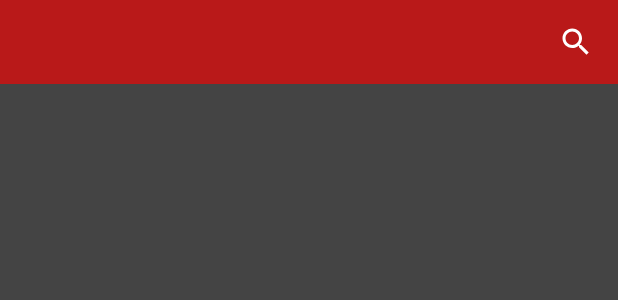
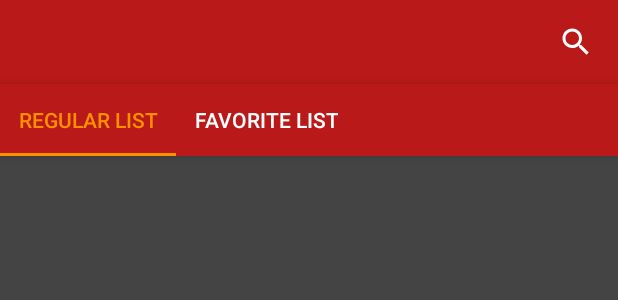
Before and after one commit to fabio91oliveira/MarvelApp, an Android app: the layout activity_characters_list.xml on its own in the app's theme, with its tools: preview values and no code run, on a phone screen of 412 x 824 dp. Shown: the top 300 px of the screen. Run offline under Robolectric (Android 15) with nearby library versions, the phone set to English and light mode, and no system bars.

```diff
--- a/app/src/main/res/layout/activity_characters_list.xml
+++ b/app/src/main/res/layout/activity_characters_list.xml
@@ -16,11 +16,44 @@
             app:layout_constraintEnd_toEndOf="parent"
             app:layout_constraintTop_toTopOf="parent"/>
 
+    <com.google.android.material.appbar.AppBarLayout
+            android:id="@+id/appBarLayout"
+            android:layout_width="match_parent"
+            android:layout_height="wrap_content"
+            android:background="@color/colorPrimary"
+            android:fitsSystemWindows="true"
+            app:layout_constraintTop_toBottomOf="@+id/searchViewToolbar">
+
+        <com.google.android.material.tabs.TabLayout
+                android:id="@+id/tabLayout"
+                android:layout_width="match_parent"
+                android:layout_height="wrap_content"
+                android:elevation="0dp"
+                app:tabGravity="fill"
+                app:tabMode="scrollable"
+                app:tabSelectedTextColor="@color/colorAccent"
+                app:tabTextColor="@color/colorWhite">
+
+            <com.google.android.material.tabs.TabItem
+                    android:layout_width="match_parent"
+                    android:layout_height="wrap_content"
+                    android:text="@string/characters_list_regular_list"/>
+
+            <com.google.android.material.tabs.TabItem
+                    android:layout_width="match_parent"
+                    android:layout_height="wrap_content"
+                    android:text="@string/characters_list_favorite_list"/>
+
+        </com.google.android.material.tabs.TabLayout>
+
+
+    </com.google.android.material.appbar.AppBarLayout>
+
     <androidx.recyclerview.widget.RecyclerView
             android:id="@+id/rvCharactersList"
             android:layout_width="match_parent"
             android:layout_height="0dp"
-            app:layout_constraintTop_toBottomOf="@+id/searchViewToolbar"
+            app:layout_constraintTop_toBottomOf="@+id/appBarLayout"
             app:layout_constraintBottom_toBottomOf="parent"
             android:divider="@android:color/transparent"
             tools:listitem="@layout/item_character"
--- a/app/src/main/res/layout/custom_search_view_toolbar.xml
+++ b/app/src/main/res/layout/custom_search_view_toolbar.xml
@@ -38,6 +38,17 @@
                 app:layout_constraintStart_toStartOf="parent"
                 android:background="?attr/homeAsUpIndicator"/>
 
+        <ProgressBar
+                android:id="@+id/searchProgressBar"
+                style="?android:attr/progressBarStyleLarge"
+                android:layout_width="@dimen/margin_twenty_four"
+                android:layout_height="@dimen/margin_twenty_four"
+                android:layout_marginRight="@dimen/margin_sixteen"
+                android:layout_marginEnd="@dimen/margin_sixteen"
+                app:layout_constraintEnd_toEndOf="parent"
+                app:layout_constraintTop_toTopOf="parent"
+                app:layout_constraintBottom_toBottomOf="parent"/>
+
         <androidx.appcompat.widget.AppCompatEditText
                 android:id="@+id/searchEditText"
                 android:layout_width="0dp"
--- a/app/src/main/res/values/strings.xml
+++ b/app/src/main/res/values/strings.xml
@@ -17,4 +17,7 @@
     <string name="characters_list_name_no_results">No Results were found.</string>
 
     <string name="character_details_comics_title">Comics</string>
+
+    <string name="characters_list_regular_list">Regular List</string>
+    <string name="characters_list_favorite_list">Favorite List</string>
 </resources>
```
Also changed, not shown: app/src/main/kotlin/oliveira/fabio/marvelapp/feature/characterslist/ui/activity/CharactersListActivity.kt (+85 -12 lines), app/src/main/kotlin/oliveira/fabio/marvelapp/feature/characterslist/ui/custom/CustomSearchViewToolbar.kt (+9 -2 lines), app/src/main/kotlin/oliveira/fabio/marvelapp/feature/characterslist/viewmodel/CharactersListViewModel.kt (+4 -3 lines).
